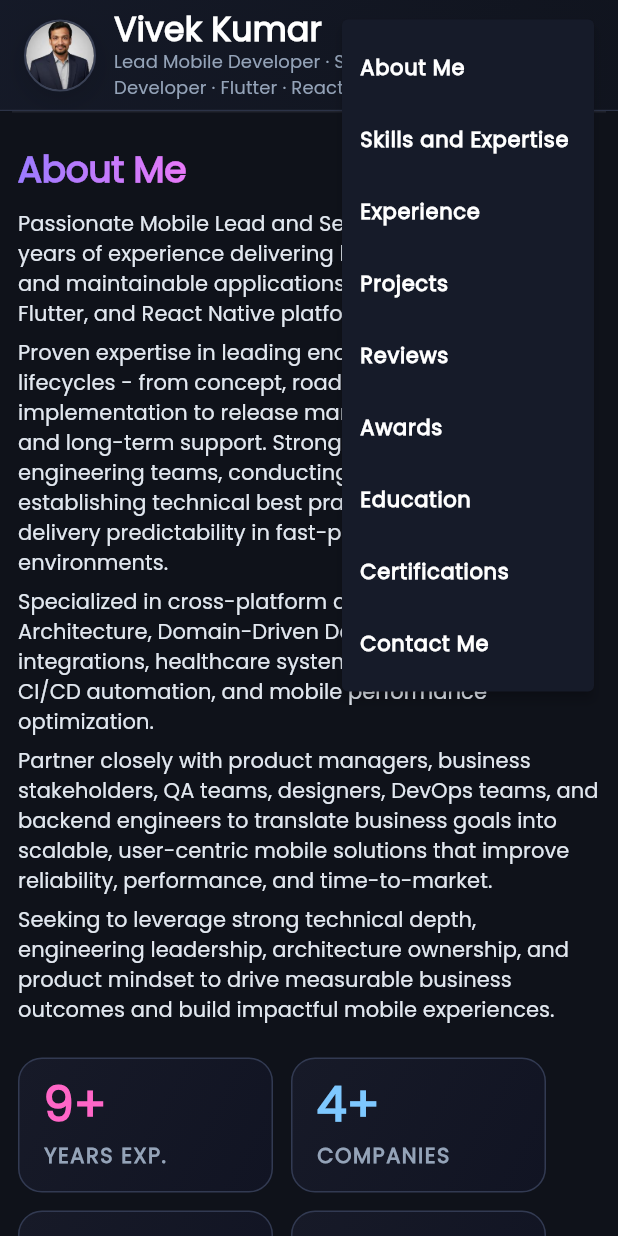
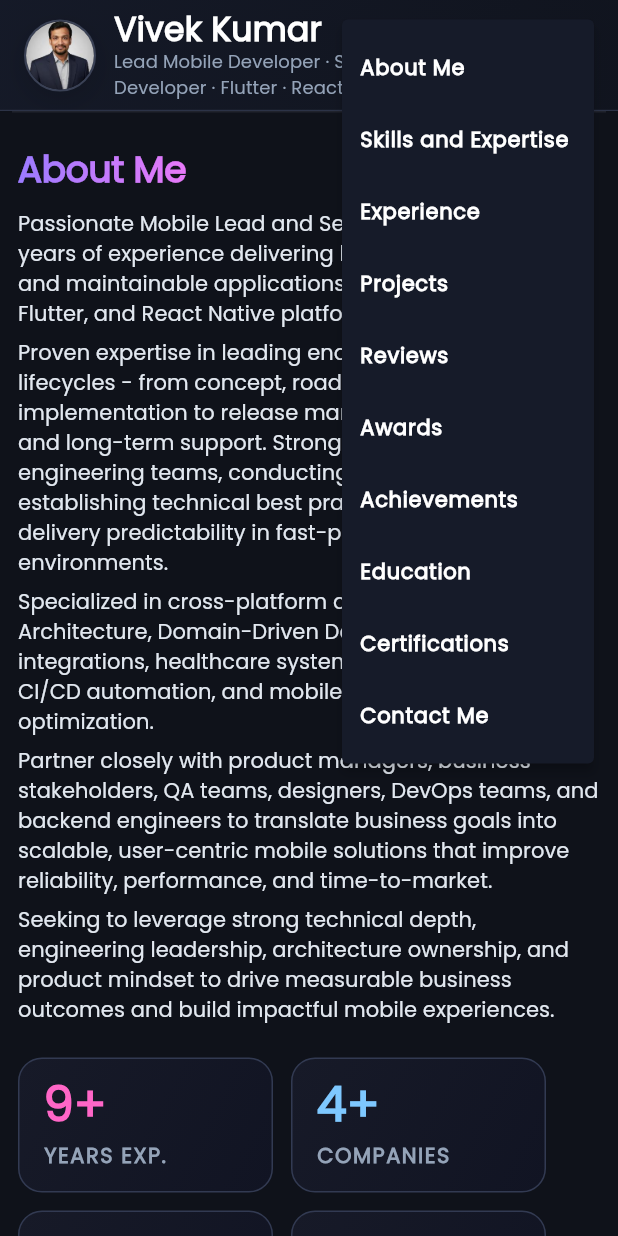
Before and after one commit to VVK027/flutter_portfolio, a Flutter app: the screen it shows after launch, after a tap on the "light mode" icon, after a tap on the "menu" icon, on a phone screen of 412 x 824 dp. Run offline on Flutter 3.47's test engine with Material 3 defaults, Android fonts, the phone set to English and light mode, and no system bars; drawn by our look-alikes of scrollable_positioned_list; our stand-ins replace flutter_riverpod, go_router; generated files the repository leaves out were written again; network calls fail.

Commit message:
added achievements section

```diff
--- a/lib/data/mappers/portfolio_mapper.dart
+++ b/lib/data/mappers/portfolio_mapper.dart
@@ -15,6 +15,7 @@ class PortfolioMapper {
       projects: model.projects.map(_projectToEntity).toList(),
       reviews: model.reviews?.map(_reviewToEntity).toList(),
       awards: model.awards,
+      achievements: model.achievements,
       education: model.education,
       certifications: model.certifications,
       contact: _contactToEntity(model.contact),
--- a/lib/data/models/portfolio_model.dart
+++ b/lib/data/models/portfolio_model.dart
@@ -13,6 +13,7 @@ class PortfolioModel {
   final List<ProjectModel> projects;
   final List<ReviewModel>? reviews;
   final List<String> awards;
+  final List<String> achievements;
   final List<String> education;
   final List<String> certifications;
   final ContactModel contact;
@@ -27,6 +28,7 @@ class PortfolioModel {
     this.projects,
     this.reviews,
     this.awards,
+    this.achievements,
     this.education,
     this.certifications,
     this.contact,
--- a/lib/domain/entities/portfolio.dart
+++ b/lib/domain/entities/portfolio.dart
@@ -8,6 +8,7 @@ class Portfolio {
   final List<Project> projects;
   final List<Review>? reviews;
   final List<String> awards;
+  final List<String> achievements;
   final List<String> education;
   final List<String> certifications;
   final Contact contact;
@@ -22,6 +23,7 @@ class Portfolio {
     required this.projects,
     required this.reviews,
     required this.awards,
+    required this.achievements,
     required this.education,
     required this.certifications,
     required this.contact,
--- a/lib/presentation/extensions/portfolio_section_enum.dart
+++ b/lib/presentation/extensions/portfolio_section_enum.dart
@@ -5,6 +5,7 @@ enum PortfolioSectionEnum {
   projects('Projects', 'Projects'),
   reviews('Reviews', 'Reviews'),
   awards('Awards', 'Awards'),
+  achievements('Achievements', 'Achievements'),
   education('Education', 'Education'),
   certifications('Certifications', 'Certifications'),
   contact('Contact', 'Contact Me');
--- a/lib/presentation/portfolio/widgets/portfolio_section_nav.dart
+++ b/lib/presentation/portfolio/widgets/portfolio_section_nav.dart
@@ -26,7 +26,8 @@ class PortfolioDesktopNav extends StatelessWidget {
             mainAxisSize: MainAxisSize.min,
             children: [
               for (final entry in sections.asMap().entries)
-                if (!(entry.value == PortfolioSectionEnum.education ||
+                if (!(entry.value == PortfolioSectionEnum.achievements ||
+                    entry.value == PortfolioSectionEnum.education ||
                     entry.value == PortfolioSectionEnum.certifications))
                   TextButton(
                     onPressed: () => onSectionSelected(entry.key),
--- a/lib/presentation/widgets/sections.dart
+++ b/lib/presentation/widgets/sections.dart
@@ -41,6 +41,8 @@ Widget buildSection(
       return ReviewsSection(reviews: portfolio.reviews ?? []);
     case PortfolioSectionEnum.awards:
       return SimpleBulletsSection(items: portfolio.awards);
+    case PortfolioSectionEnum.achievements:
+      return SimpleBulletsSection(items: portfolio.achievements);
     case PortfolioSectionEnum.education:
       return SimpleBulletsSection(items: portfolio.education);
     case PortfolioSectionEnum.certifications:
```
Also changed, not shown: assets/data.json (+7 -2 lines).
